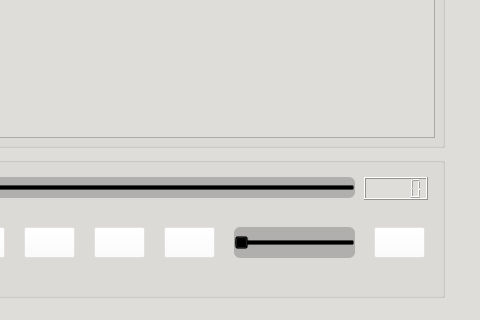
This is mainwindow.ui in NGUAlexZhang/ubuntu-music-player as Qt 5 draws it before an edit; both pictures show x 226 to 706 and y 223 to 543 of the 706 by 543 pixel window. The edited form follows.
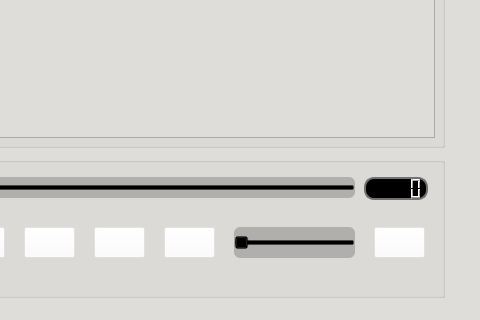
This is the edited form. Icons and pictures are not drawn.

```diff
--- a/mainwindow.ui
+++ b/mainwindow.ui
@@ -361,6 +361,13 @@
        <height>23</height>
       </rect>
      </property>
+     <property name="styleSheet">
+      <string notr="true">background-color: rgb(0, 0, 0);
+  border: 2px solid rgb(113, 113, 113);
+  border-width: 2px;
+  border-radius: 10px;
+  color: rgb(0, 0, 0);</string>
+     </property>
     </widget>
     <widget class="QSlider" name="horizontalSlider_PlayProgress">
      <property name="geometry">
```
Left out of the diff: 3 changed lines with no effect on the pictures.
